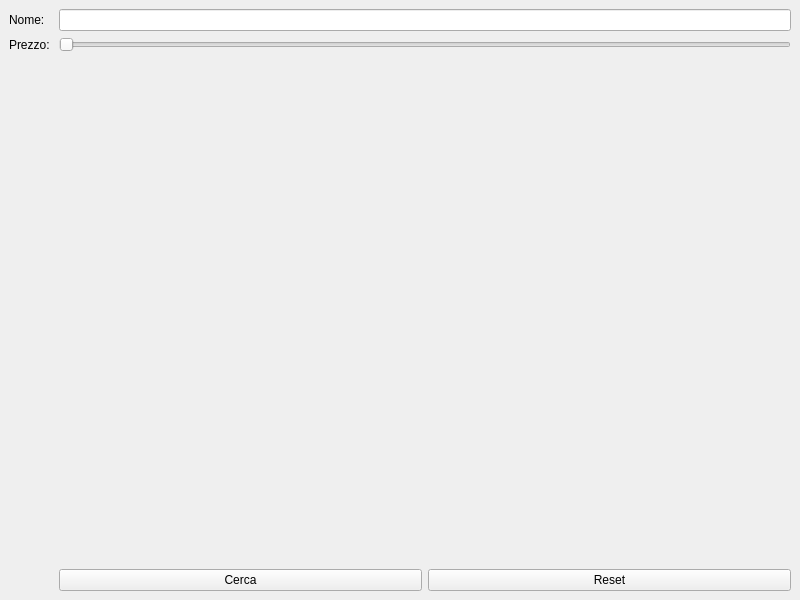
The window that strumentidecenti.ui (solosao/StrumentiDecenti-P2) describes before a commit, drawn with Qt 5.
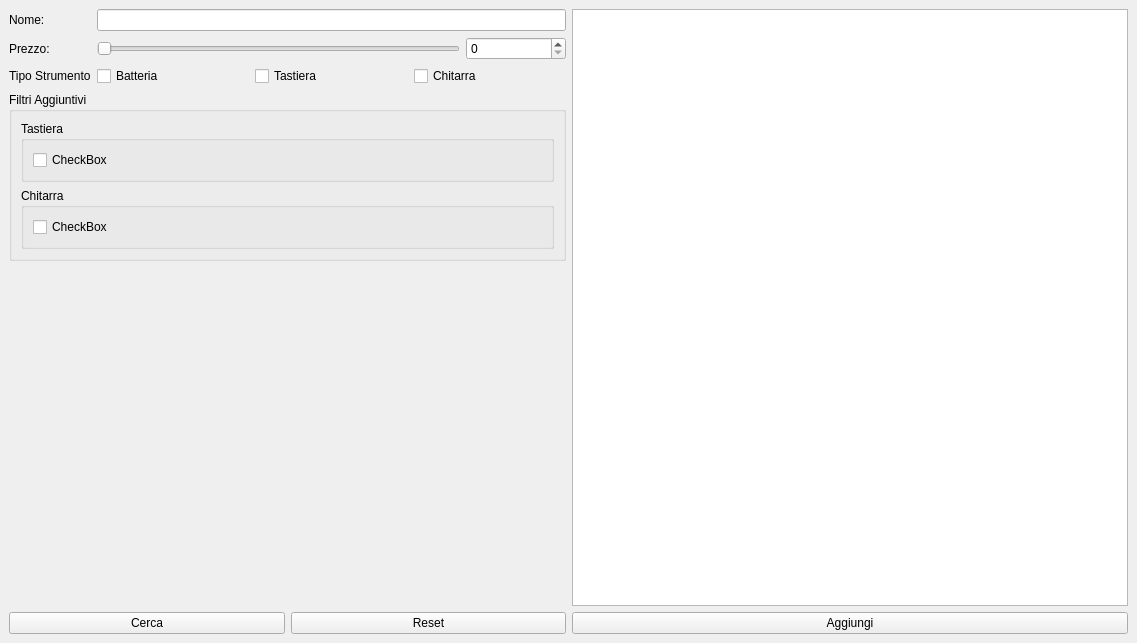
The same window after the commit.

```diff
--- a/strumentidecenti.ui
+++ b/strumentidecenti.ui
@@ -6,65 +6,204 @@
    <rect>
     <x>0</x>
     <y>0</y>
-    <width>800</width>
-    <height>600</height>
+    <width>1137</width>
+    <height>643</height>
    </rect>
   </property>
   <property name="windowTitle">
    <string>StrumentiDecenti</string>
   </property>
   <widget class="QWidget" name="centralwidget">
-   <layout class="QGridLayout" name="gridLayout">
-    <item row="2" column="1">
-     <spacer name="verticalSpacer">
-      <property name="orientation">
-       <enum>Qt::Vertical</enum>
+   <layout class="QHBoxLayout" name="horizontalLayout_8">
+    <item>
+     <layout class="QVBoxLayout" name="verticalLayout_5">
+      <property name="bottomMargin">
+       <number>0</number>
       </property>
-      <property name="sizeHint" stdset="0">
-       <size>
-        <width>20</width>
-        <height>40</height>
-       </size>
-      </property>
-     </spacer>
-    </item>
-    <item row="1" column="0">
-     <widget class="QLabel" name="label_2">
-      <property name="text">
-       <string>Prezzo: </string>
-      </property>
-     </widget>
-    </item>
-    <item row="0" column="1">
-     <widget class="QLineEdit" name="searchLineEdit"/>
-    </item>
-    <item row="0" column="0">
-     <widget class="QLabel" name="label">
-      <property name="text">
-       <string>Nome: </string>
-      </property>
-     </widget>
-    </item>
-    <item row="1" column="1">
-     <widget class="QSlider" name="priceSlider">
-      <property name="orientation">
-       <enum>Qt::Horizontal</enum>
-      </property>
-     </widget>
-    </item>
-    <item row="3" column="1">
-     <layout class="QHBoxLayout" name="horizontalLayout">
       <item>
-       <widget class="QPushButton" name="searchPushButton">
-        <property name="text">
-         <string>Cerca</string>
+       <layout class="QFormLayout" name="formLayout">
+        <item row="0" column="0">
+         <widget class="QLabel" name="label">
+          <property name="text">
+           <string>Nome: </string>
+          </property>
+         </widget>
+        </item>
+        <item row="0" column="1">
+         <widget class="QLineEdit" name="searchLineEdit"/>
+        </item>
+        <item row="1" column="0">
+         <widget class="QLabel" name="label_2">
+          <property name="text">
+           <string>Prezzo: </string>
+          </property>
+         </widget>
+        </item>
+        <item row="1" column="1">
+         <layout class="QHBoxLayout" name="horizontalLayout_5">
+          <item>
+           <widget class="QSlider" name="priceSlider">
+            <property name="maximum">
+             <number>2000</number>
+            </property>
+            <property name="singleStep">
+             <number>100</number>
+            </property>
+            <property name="orientation">
+             <enum>Qt::Horizontal</enum>
+            </property>
+           </widget>
+          </item>
+          <item>
+           <widget class="QSpinBox" name="priceSpinBox">
+            <property name="minimumSize">
+             <size>
+              <width>100</width>
+              <height>0</height>
+             </size>
+            </property>
+            <property name="minimum">
+             <number>0</number>
+            </property>
+            <property name="maximum">
+             <number>2000</number>
+            </property>
+            <property name="singleStep">
+             <number>100</number>
+            </property>
+           </widget>
+          </item>
+         </layout>
+        </item>
+        <item row="2" column="1">
+         <layout class="QHBoxLayout" name="horizontalLayout_2">
+          <item>
+           <widget class="QCheckBox" name="batteriaCheckBox">
+            <property name="text">
+             <string>Batteria</string>
+            </property>
+           </widget>
+          </item>
+          <item>
+           <widget class="QCheckBox" name="tastieraCheckBox">
+            <property name="text">
+             <string>Tastiera</string>
+            </property>
+           </widget>
+          </item>
+          <item>
+           <widget class="QCheckBox" name="chitarraCheckBox">
+            <property name="text">
+             <string>Chitarra</string>
+            </property>
+           </widget>
+          </item>
+         </layout>
+        </item>
+        <item row="2" column="0">
+         <widget class="QLabel" name="label_3">
+          <property name="text">
+           <string>Tipo Strumento</string>
+          </property>
+         </widget>
+        </item>
+       </layout>
+      </item>
+      <item>
+       <widget class="QGroupBox" name="filtriGroupBox">
+        <property name="minimumSize">
+         <size>
+          <width>0</width>
+          <height>50</height>
+         </size>
         </property>
+        <property name="title">
+         <string>Filtri Aggiuntivi</string>
+        </property>
+        <layout class="QVBoxLayout" name="verticalLayout_3">
+         <item>
+          <widget class="QGroupBox" name="tastieraGroupBox">
+           <property name="title">
+            <string>Tastiera</string>
+           </property>
+           <layout class="QHBoxLayout" name="horizontalLayout_3">
+            <item>
+             <widget class="QCheckBox" name="checkBox_5">
+              <property name="text">
+               <string>CheckBox</string>
+              </property>
+             </widget>
+            </item>
+           </layout>
+          </widget>
+         </item>
+         <item>
+          <widget class="QGroupBox" name="chitarraGroupBox">
+           <property name="title">
+            <string>Chitarra</string>
+           </property>
+           <layout class="QHBoxLayout" name="horizontalLayout_4">
+            <item>
+             <widget class="QCheckBox" name="checkBox_4">
+              <property name="text">
+               <string>CheckBox</string>
+              </property>
+             </widget>
+            </item>
+           </layout>
+          </widget>
+         </item>
+        </layout>
        </widget>
       </item>
       <item>
-       <widget class="QPushButton" name="resetPushButton">
+       <spacer name="verticalSpacer">
+        <property name="orientation">
+         <enum>Qt::Vertical</enum>
+        </property>
+        <property name="sizeHint" stdset="0">
+         <size>
+          <width>20</width>
+          <height>40</height>
+         </size>
+        </property>
+       </spacer>
+      </item>
+      <item>
+       <layout class="QHBoxLayout" name="horizontalLayout">
+        <item>
+         <widget class="QPushButton" name="searchPushButton">
+          <property name="text">
+           <string>Cerca</string>
+          </property>
+         </widget>
+        </item>
+        <item>
+         <widget class="QPushButton" name="resetPushButton">
+          <property name="text">
+           <string>Reset</string>
+          </property>
+         </widget>
+        </item>
+       </layout>
+      </item>
+     </layout>
+    </item>
+    <item>
+     <layout class="QVBoxLayout" name="verticalLayout_7">
+      <item>
+       <widget class="QTableView" name="tableView"/>
+      </item>
+      <item>
+       <widget class="QPushButton" name="addPushButton">
+        <property name="minimumSize">
+         <size>
+          <width>0</width>
+          <height>22</height>
+         </size>
+        </property>
         <property name="text">
-         <string>Reset</string>
+         <string>Aggiungi</string>
         </property>
        </widget>
       </item>
```
